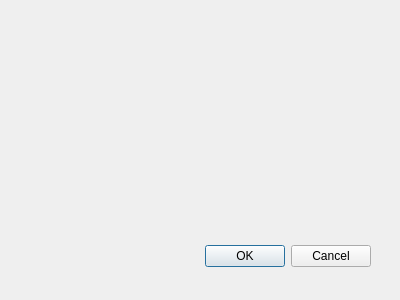
This is PlanoVoo_dialog_base.ui in ProfCazaroli/planovoo as Qt 5 draws it before an edit. The edited form follows.
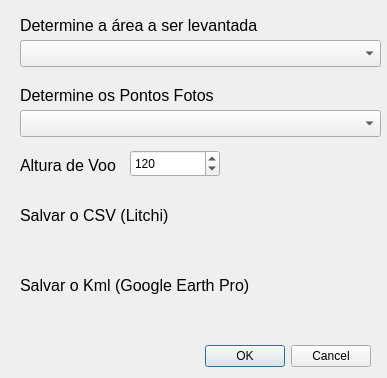
This is the edited form. Custom widgets are drawn as their Qt base class.

Patch:
```diff
--- a/PlanoVoo_dialog_base.ui
+++ b/PlanoVoo_dialog_base.ui
@@ -1,22 +1,22 @@
 <ui version="4.0" >
  <class>PlanoVooDialogBase</class>
- <widget class="QDialog" name="PlanoVooDialogBase" >
-  <property name="geometry" >
+ <widget class="QDialog" name="PlanoVooDialogBase">
+  <property name="geometry">
    <rect>
     <x>0</x>
     <y>0</y>
-    <width>400</width>
-    <height>300</height>
+    <width>387</width>
+    <height>378</height>
    </rect>
   </property>
   <property name="windowTitle" >
    <string>PlanoVoo</string>
   </property>
-  <widget class="QDialogButtonBox" name="button_box" >
-   <property name="geometry" >
+  <widget class="QDialogButtonBox" name="button_box">
+   <property name="geometry">
     <rect>
      <x>30</x>
-     <y>240</y>
+     <y>340</y>
      <width>341</width>
      <height>32</height>
     </rect>
@@ -28,7 +28,179 @@
     <set>QDialogButtonBox::Cancel|QDialogButtonBox::Ok</set>
    </property>
   </widget>
+  <widget class="QLabel" name="label">
+   <property name="geometry">
+    <rect>
+     <x>20</x>
+     <y>0</y>
+     <width>251</width>
+     <height>51</height>
+    </rect>
+   </property>
+   <property name="font">
+    <font>
+     <pointsize>12</pointsize>
+    </font>
+   </property>
+   <property name="text">
+    <string>Determine a área a ser levantada</string>
+   </property>
+  </widget>
+  <widget class="QLabel" name="label_2">
+   <property name="geometry">
+    <rect>
+     <x>20</x>
+     <y>140</y>
+     <width>111</width>
+     <height>51</height>
+    </rect>
+   </property>
+   <property name="font">
+    <font>
+     <pointsize>12</pointsize>
+    </font>
+   </property>
+   <property name="text">
+    <string>Altura de Voo</string>
+   </property>
+  </widget>
+  <widget class="QgsSpinBox" name="spbAlturaVoo">
+   <property name="geometry">
+    <rect>
+     <x>130</x>
+     <y>150</y>
+     <width>90</width>
+     <height>27</height>
+    </rect>
+   </property>
+   <property name="minimum">
+    <number>50</number>
+   </property>
+   <property name="maximum">
+    <number>500</number>
+   </property>
+   <property name="value">
+    <number>120</number>
+   </property>
+  </widget>
+  <widget class="QgsFileWidget" name="arqKml">
+   <property name="geometry">
+    <rect>
+     <x>20</x>
+     <y>300</y>
+     <width>351</width>
+     <height>27</height>
+    </rect>
+   </property>
+   <property name="storageMode">
+    <enum>QgsFileWidget::SaveFile</enum>
+   </property>
+  </widget>
+  <widget class="QLabel" name="label_6">
+   <property name="geometry">
+    <rect>
+     <x>20</x>
+     <y>70</y>
+     <width>251</width>
+     <height>51</height>
+    </rect>
+   </property>
+   <property name="font">
+    <font>
+     <pointsize>12</pointsize>
+    </font>
+   </property>
+   <property name="text">
+    <string>Determine os Pontos Fotos</string>
+   </property>
+  </widget>
+  <widget class="QgsMapLayerComboBox" name="cmbArea">
+   <property name="geometry">
+    <rect>
+     <x>20</x>
+     <y>40</y>
+     <width>361</width>
+     <height>27</height>
+    </rect>
+   </property>
+  </widget>
+  <widget class="QgsMapLayerComboBox" name="cmbFotos">
+   <property name="geometry">
+    <rect>
+     <x>20</x>
+     <y>110</y>
+     <width>361</width>
+     <height>27</height>
+    </rect>
+   </property>
+  </widget>
+  <widget class="QLabel" name="label_4">
+   <property name="geometry">
+    <rect>
+     <x>20</x>
+     <y>260</y>
+     <width>241</width>
+     <height>51</height>
+    </rect>
+   </property>
+   <property name="font">
+    <font>
+     <pointsize>12</pointsize>
+    </font>
+   </property>
+   <property name="text">
+    <string>Salvar o Kml (Google Earth Pro)</string>
+   </property>
+  </widget>
+  <widget class="QLabel" name="label_7">
+   <property name="geometry">
+    <rect>
+     <x>20</x>
+     <y>190</y>
+     <width>151</width>
+     <height>51</height>
+    </rect>
+   </property>
+   <property name="font">
+    <font>
+     <pointsize>12</pointsize>
+    </font>
+   </property>
+   <property name="text">
+    <string>Salvar o CSV (Litchi)</string>
+   </property>
+  </widget>
+  <widget class="QgsFileWidget" name="arqCSV">
+   <property name="geometry">
+    <rect>
+     <x>20</x>
+     <y>230</y>
+     <width>351</width>
+     <height>27</height>
+    </rect>
+   </property>
+   <property name="storageMode">
+    <enum>QgsFileWidget::SaveFile</enum>
+   </property>
+  </widget>
  </widget>
+ <customwidgets>
+  <customwidget>
+   <class>QgsFileWidget</class>
+   <extends>QWidget</extends>
+   <header>qgsfilewidget.h</header>
+  </customwidget>
+  <customwidget>
+   <class>QgsMapLayerComboBox</class>
+   <extends>QComboBox</extends>
+   <header>qgsmaplayercombobox.h</header>
+  </customwidget>
+  <customwidget>
+   <class>QgsSpinBox</class>
+   <extends>QSpinBox</extends>
+   <header>qgsspinbox.h</header>
+  </customwidget>
+ </customwidgets>
  <resources/>
  <connections>
   <connection>
```
Left out of the diff: 33 changed lines with no effect on the pictures.
